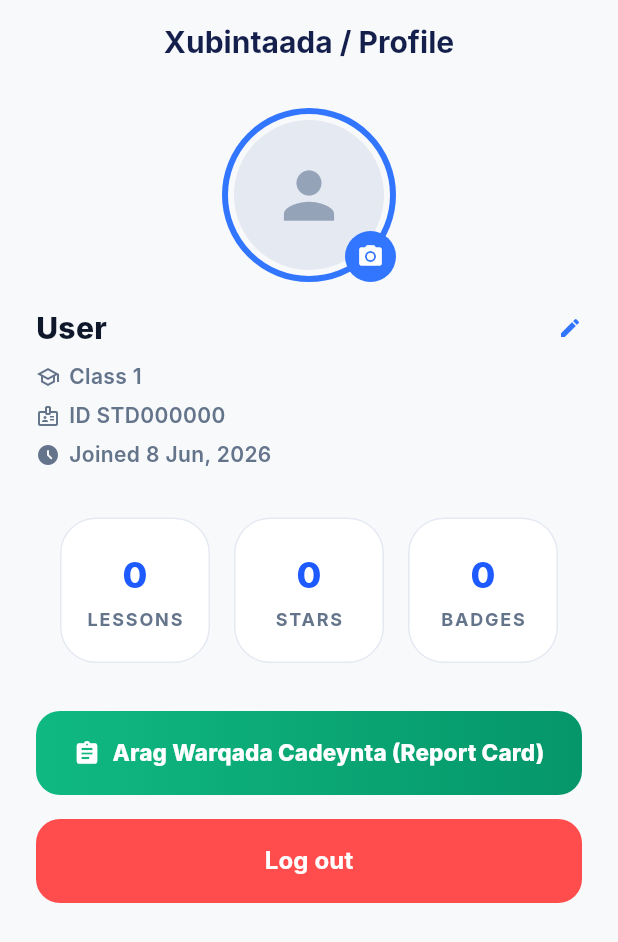
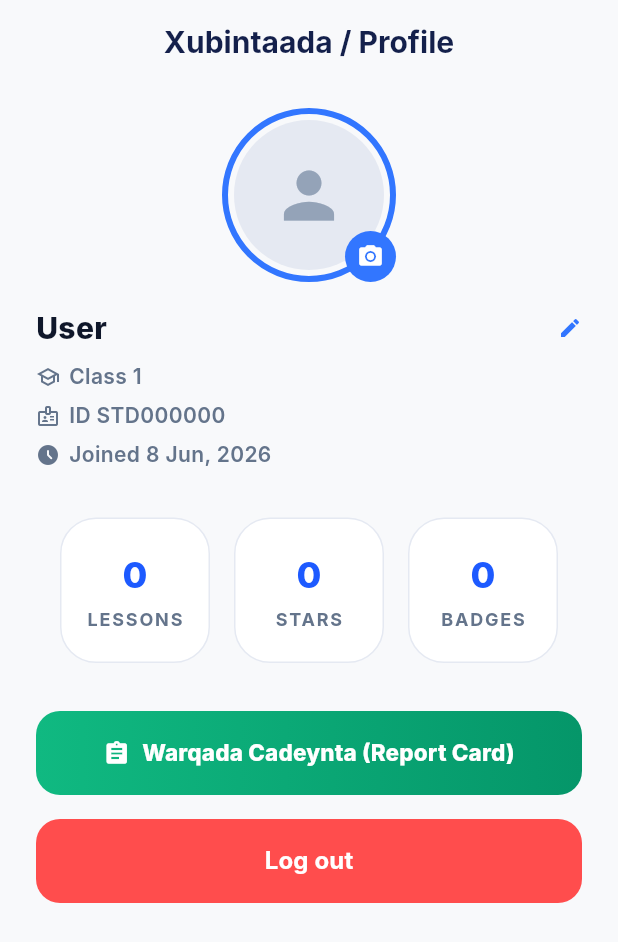
Before and after one commit to caaqilbeene/caruurkaabAI, a Flutter app: the ProfileScreen screen opened directly, on a phone screen of 412 x 824 dp. Shown: the top 942 px of the screen. Run offline on Flutter 3.47's test engine with Material 3 defaults, Android fonts, the light colour scheme and no system bars; our stand-ins replace cloud_functions, file_picker, firebase_auth, firebase_core, image_picker, pdf and 3 more; missing offline and left inert: syncfusion_flutter_pdfviewer; accounts and stored records are empty; Roboto replaces fonts that are missing (Inter).

Commit message:
style: rename Scholastic Areas to Imtixaanka dhexe, TALO AI to Galka weydiimaha, and remove Arag from report card button

```diff
--- a/caruurkaab_ai/lib/screens/dashboard/profile_screen.dart
+++ b/caruurkaab_ai/lib/screens/dashboard/profile_screen.dart
@@ -416,7 +416,7 @@ class _ProfileScreenState extends State<ProfileScreen> {
                     SizedBox(width: 8),
                     Flexible(
                       child: Text(
-                        'Arag Warqada Cadeynta (Report Card)',
+                        'Warqada Cadeynta (Report Card)',
                         style: TextStyle(
                           fontSize: 15,
                           fontWeight: FontWeight.w800,
--- a/caruurkaab_ai/lib/screens/dashboard/student_report_card_dialog.dart
+++ b/caruurkaab_ai/lib/screens/dashboard/student_report_card_dialog.dart
@@ -177,7 +177,7 @@ class _StudentReportCardDialogState extends State<StudentReportCardDialog> {
                 pw.SizedBox(height: 25),
 
                 pw.Text(
-                  "Scholastic Areas - Term 1",
+                  "Imtixaanka dhexe - Term 1",
                   style: pw.TextStyle(fontSize: 14, fontWeight: pw.FontWeight.bold),
                 ),
                 pw.SizedBox(height: 10),
@@ -327,7 +327,7 @@ class _StudentReportCardDialogState extends State<StudentReportCardDialog> {
 
               // Table Header
               const Text(
-                'Scholastic Areas - Term 1',
+                'Imtixaanka dhexe - Term 1',
                 style: TextStyle(
                   fontWeight: FontWeight.w800,
                   color: Color(0xFF334155),
--- a/caruurkaab_ai/lib/screens/learning/student_dashboard.dart
+++ b/caruurkaab_ai/lib/screens/learning/student_dashboard.dart
@@ -1267,10 +1267,10 @@ class _StudentDashboardBodyState extends State<StudentDashboardBody> {
                       crossAxisAlignment: CrossAxisAlignment.start,
                       children: [
                         const Text(
-                          "TALO AI / AI SUGGESTION",
+                          "Galka weydiimaha",
                           style: TextStyle(
                             color: Color(0xFF1D5AFF),
-                            fontSize: 11,
+                            fontSize: 12,
                             fontWeight: FontWeight.w900,
                             letterSpacing: 1.0,
                           ),
```
